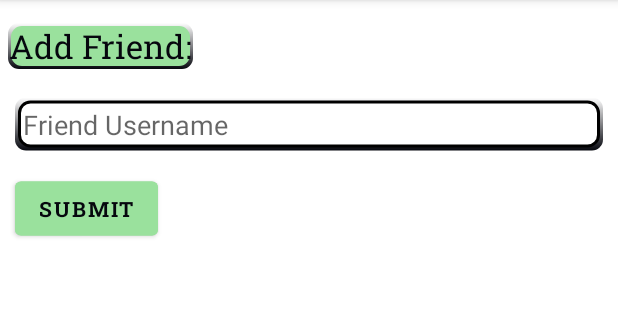
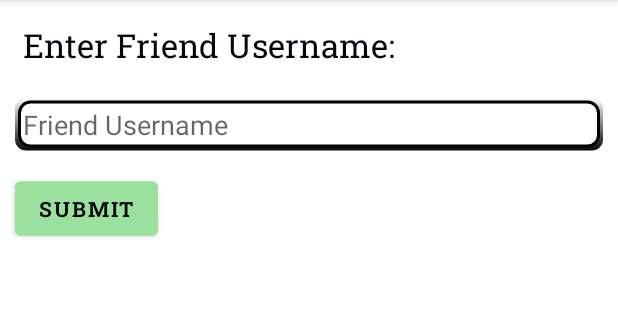
Before and after one commit to michigan224/Interesting-Co, an Android app: the fragment FriendAddFragment shown on its own in the app's theme, on a phone screen of 412 x 824 dp, the part 84-404 px from its top. Run offline under Robolectric (Android 15) with nearby library versions, the phone set to English and light mode, and no system bars.

Commit message:
Changed add friend view

```diff
--- a/rememri/app/src/main/res/layout/fragment_friend_add.xml
+++ b/rememri/app/src/main/res/layout/fragment_friend_add.xml
@@ -12,13 +12,12 @@
         android:layout_width="wrap_content"
         android:layout_height="wrap_content"
         android:text="@string/add_friend"
-        android:background="@drawable/comment_box"
         android:textSize="10pt"
         android:gravity="center"
         android:textColor="@color/rememri_black"
         android:fontFamily="@font/roboto_slab"
         android:layout_marginTop="15dp"
-        android:layout_marginStart="5dp"/>
+        android:layout_marginStart="15dp"/>
 
     <EditText
         android:id="@+id/editTextSearch"
--- a/rememri/app/src/main/res/values/strings.xml
+++ b/rememri/app/src/main/res/values/strings.xml
@@ -13,7 +13,7 @@
     <string name="logout">Logout</string>
     <string name="signup">Sign Up</string>
     <string name="comment">Comment</string>
-    <string name="add_friend">Add Friend:</string>
+    <string name="add_friend">Enter Friend Username:</string>
     <string name="signup_prompt">Enter new username and password below:</string>
     <string name="login_prompt">Enter username and password below:</string>
     <string name="username">Username:</string>
```
